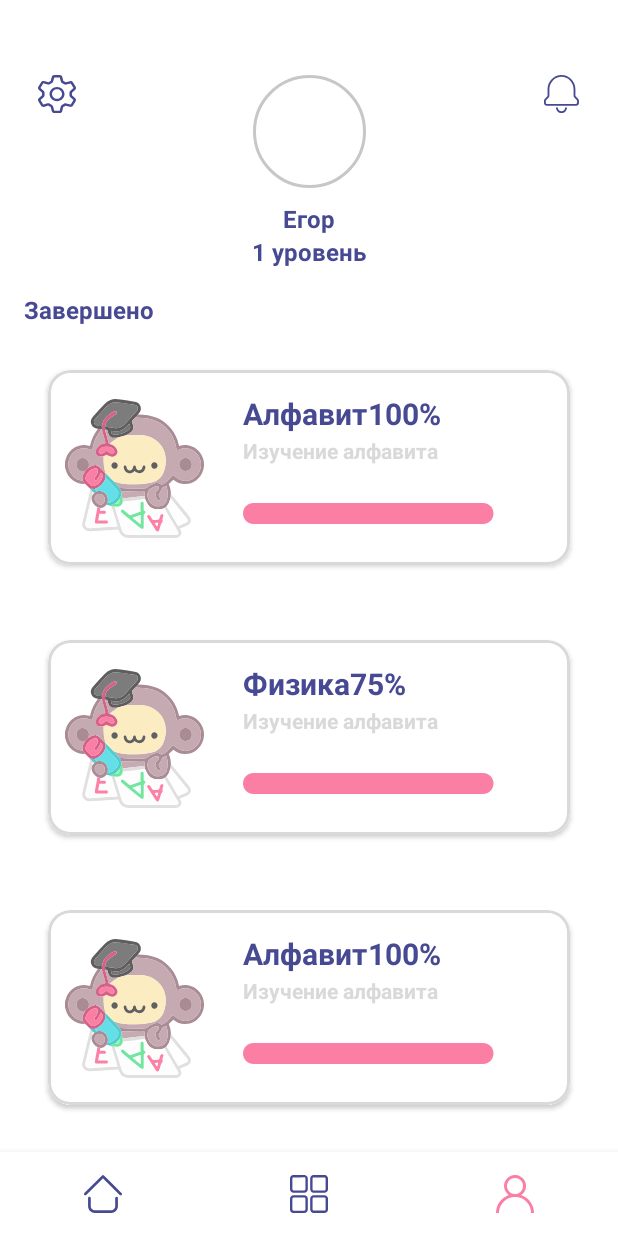
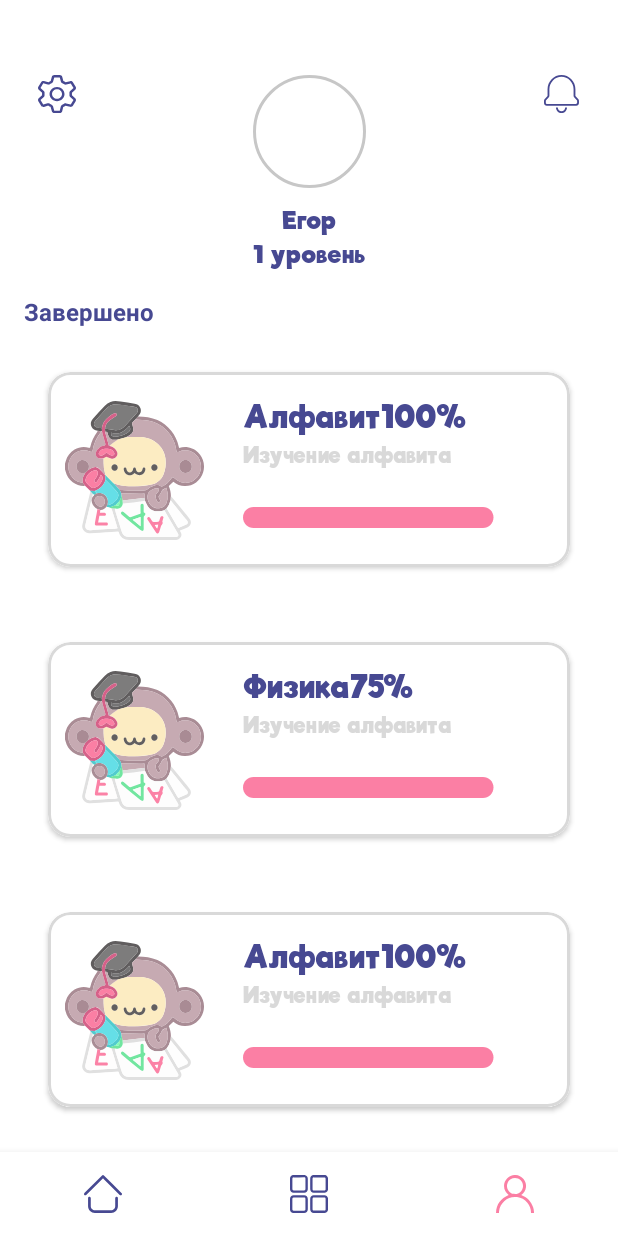
Before and after one commit to Turtle-Team/NoLimits4WebHackaton, an Android app built with Jetpack Compose: the CatalogScreen screen opened through its navigation route, item 3 of the bottom bar chosen, on a phone screen of 412 x 824 dp. Run offline under Robolectric (Android 15) with nearby library versions, the phone set to English and light mode, and no system bars; libraries missing offline, so code that uses them is left out: com.squareup.sqldelight.

Commit message:
Поменял шрифты

```diff
--- a/androidApp/src/main/java/com/lyadsky/nolimits4webapp/android/MyApplicationTheme.kt
+++ b/androidApp/src/main/java/com/lyadsky/nolimits4webapp/android/MyApplicationTheme.kt
@@ -1,12 +1,18 @@
 package com.lyadsky.nolimits4webapp.android
 
 import androidx.compose.foundation.isSystemInDarkTheme
+import androidx.compose.material.LocalTextStyle
 import androidx.compose.runtime.Composable
 import androidx.compose.runtime.CompositionLocalProvider
 import androidx.compose.runtime.compositionLocalOf
 import androidx.compose.ui.graphics.Color
+import androidx.compose.ui.text.TextStyle
+import androidx.compose.ui.text.font.Font
+import androidx.compose.ui.text.font.FontFamily
 
-val LocalColors = compositionLocalOf<Colors>{ error("colors wasnt provided") }
+val LocalColors = compositionLocalOf<Colors> { error("colors wasnt provided") }
+
+val font = FontFamily(Font(R.font.appfont))
 
 @Composable
 fun AppTheme(
@@ -20,7 +26,7 @@ fun AppTheme(
         color2 = Color(0xFF66D5FD),
         color3 = Color(0xFF98D14B),
         color4 = Color(0xFFFEB242),
-        color5 =Color(0xFFF791A4),
+        color5 = Color(0xFFF791A4),
         color6 = Color(0xFF474992)
     )
 
@@ -31,11 +37,14 @@ fun AppTheme(
         color2 = Color(0xFF66D5FD),
         color3 = Color(0xFF98D14B),
         color4 = Color(0xFFFEB242),
-        color5 =Color(0xFFF791A4),
+        color5 = Color(0xFFF791A4),
         color6 = Color(0xFF474992)
     )
 
-    CompositionLocalProvider(LocalColors provides if (darkTheme) dayColors else nightColors){
+    CompositionLocalProvider(
+        LocalTextStyle provides TextStyle(fontFamily = font),
+        LocalColors provides if (darkTheme) dayColors else nightColors
+    ) {
         content()
     }
 }
--- a/androidApp/src/main/java/com/lyadsky/nolimits4webapp/android/features/catalog/layouts/CatalogLayout.kt
+++ b/androidApp/src/main/java/com/lyadsky/nolimits4webapp/android/features/catalog/layouts/CatalogLayout.kt
@@ -19,12 +19,14 @@ import androidx.compose.ui.text.font.FontWeight
 import androidx.compose.ui.unit.dp
 import androidx.compose.ui.unit.sp
 import com.lyadsky.nolimits4webapp.android.R
+import com.lyadsky.nolimits4webapp.android.font
 
 @Composable
 fun CatalogLayout() {
     Column(Modifier.fillMaxWidth()) {
         Text(
             text = "Выбери занятие!", style = TextStyle(
+                fontFamily = font,
                 fontSize = 24.sp,
                 fontWeight = FontWeight(700),
                 color = Color(0xFF474992)
@@ -86,6 +88,7 @@ fun ChapterItem(chapter: Chapter) {
             )
             Text(
                 text = chapter.title, style = TextStyle(
+                    fontFamily = font,
                     fontSize = 20.sp,
                     fontWeight = FontWeight(700),
                     color = Color(0xFF474992)
--- a/androidApp/src/main/java/com/lyadsky/nolimits4webapp/android/features/profile/layouts/ProfileLayout.kt
+++ b/androidApp/src/main/java/com/lyadsky/nolimits4webapp/android/features/profile/layouts/ProfileLayout.kt
@@ -23,6 +23,7 @@ import androidx.compose.ui.text.font.FontWeight
 import androidx.compose.ui.unit.dp
 import androidx.compose.ui.unit.sp
 import com.lyadsky.nolimits4webapp.android.R
+import com.lyadsky.nolimits4webapp.android.font
 
 @Composable
 fun ProfileLayout() {
@@ -75,6 +76,7 @@ fun ProfileLayout() {
         ) {
             Text(
                 text = "Егор", style = TextStyle(
+                    fontFamily = font,
                     fontSize = 16.sp,
                     fontWeight = FontWeight(700),
                     color = Color(0xFF474992)
@@ -82,6 +84,7 @@ fun ProfileLayout() {
             )
             Text(
                 text = "1 уровень", style = TextStyle(
+                    fontFamily = font,
                     fontSize = 16.sp,
                     fontWeight = FontWeight(700),
                     color = Color(0xFF474992)
@@ -205,6 +208,7 @@ fun FinishedItem(title: String, description: String, progress: Int, isFinished:
                     Text(
                         text = title,
                         style = TextStyle(
+                            fontFamily = font,
                             fontSize = 20.sp,
                             fontWeight = FontWeight(700),
                             color = Color(0xFF474992)
@@ -212,6 +216,7 @@ fun FinishedItem(title: String, description: String, progress: Int, isFinished:
                     )
                     Text(
                         text = "$progress%", style = TextStyle(
+                            fontFamily = font,
                             fontSize = 20.sp,
                             fontWeight = FontWeight(700),
                             color = Color(0xFF474992)
@@ -220,6 +225,7 @@ fun FinishedItem(title: String, description: String, progress: Int, isFinished:
                 }
                 Text(
                     text = description, style = TextStyle(
+                        fontFamily = font,
                         fontSize = 14.sp,
                         fontWeight = FontWeight(700),
                         color = Color(0xFFD9D9D9)
--- a/androidApp/src/main/java/com/lyadsky/nolimits4webapp/android/features/register/layouts/InfoUserScreen.kt
+++ b/androidApp/src/main/java/com/lyadsky/nolimits4webapp/android/features/register/layouts/InfoUserScreen.kt
@@ -24,6 +24,7 @@ import com.lyadsky.nolimits4webapp.android.R
 import com.lyadsky.nolimits4webapp.android.di.ViewModelWrapper
 import com.lyadsky.nolimits4webapp.android.features.views.buttons.CommonButton
 import com.lyadsky.nolimits4webapp.android.features.views.edit_texts.CommonEditText
+import com.lyadsky.nolimits4webapp.android.font
 import com.lyadsky.nolimits4webapp.features.register.viewModel.RegisterViewModel
 
 
@@ -66,6 +67,7 @@ fun InfoUserScreen(
                 Text(
                     text = "Сколько тебе лет?",
                     style = TextStyle(
+                        fontFamily = font,
                         fontSize = 24.sp,
                         fontWeight = FontWeight(700),
                         color = Color(0xFF474992)
@@ -122,7 +124,8 @@ fun AgeSelector(age: Int, onAgeChanged: (Int) -> Unit) {
                 Text(
                     text = it.toString(),
                     fontWeight = FontWeight(700),
-                    style = style
+                    style = style,
+                    fontFamily = font
                 )
             }
         }
--- a/androidApp/src/main/java/com/lyadsky/nolimits4webapp/android/features/views/buttons/CommonButton.kt
+++ b/androidApp/src/main/java/com/lyadsky/nolimits4webapp/android/features/views/buttons/CommonButton.kt
@@ -12,11 +12,13 @@ import androidx.compose.runtime.Composable
 import androidx.compose.ui.Modifier
 import androidx.compose.ui.draw.clip
 import androidx.compose.ui.graphics.Color
+import androidx.compose.ui.platform.LocalFontFamilyResolver
 import androidx.compose.ui.text.TextStyle
 import androidx.compose.ui.text.font.FontWeight
 import androidx.compose.ui.text.style.TextAlign
 import androidx.compose.ui.unit.dp
 import androidx.compose.ui.unit.sp
+import com.lyadsky.nolimits4webapp.android.font
 
 @Composable
 fun CommonButton(
@@ -38,6 +40,7 @@ fun CommonButton(
     ) {
         Text(
             text = text, style = TextStyle(
+                fontFamily = font,
                 fontSize = 24.sp,
                 fontWeight = FontWeight(700),
                 color = Color.White
--- a/androidApp/src/main/java/com/lyadsky/nolimits4webapp/android/features/views/edit_texts/CommonEditText.kt
+++ b/androidApp/src/main/java/com/lyadsky/nolimits4webapp/android/features/views/edit_texts/CommonEditText.kt
@@ -15,6 +15,7 @@ import androidx.compose.ui.text.font.FontWeight
 import androidx.compose.ui.text.style.TextAlign
 import androidx.compose.ui.unit.dp
 import androidx.compose.ui.unit.sp
+import com.lyadsky.nolimits4webapp.android.font
 
 /**
  * @param textState получать из вью модели
@@ -36,6 +37,7 @@ fun CommonEditText(
         Text(
             text = title, style = TextStyle(
                 fontSize = 24.sp,
+                fontFamily = font,
                 fontWeight = FontWeight(700),
                 color = Color(0xFF474992),
                 textAlign = if (isCenterText) TextAlign.Center else TextAlign.Start
@@ -55,6 +57,7 @@ fun CommonEditText(
                     onValueChanged(newText)
                 },
                 textStyle = TextStyle(
+                    fontFamily = font,
                     fontSize = 24.sp,
                     fontWeight = FontWeight(700),
                     color = Color(0xFF9094FB),
--- a/androidApp/src/main/java/com/lyadsky/nolimits4webapp/android/features/welcome/WelcomeScreen.kt
+++ b/androidApp/src/main/java/com/lyadsky/nolimits4webapp/android/features/welcome/WelcomeScreen.kt
@@ -18,6 +18,7 @@ import androidx.compose.ui.unit.sp
 import com.lyadsky.nolimits4webapp.android.R
 import com.lyadsky.nolimits4webapp.android.di.ViewModelWrapper
 import com.lyadsky.nolimits4webapp.android.features.views.buttons.CommonButton
+import com.lyadsky.nolimits4webapp.android.font
 import com.lyadsky.nolimits4webapp.features.welcome.viewModel.WelcomeViewModel
 import org.koin.androidx.compose.getViewModel
 import org.koin.core.qualifier.named
@@ -45,6 +46,7 @@ fun WelcomeScreen(
                         .padding(top = 34.dp)
                         .fillMaxWidth(),
                     style = TextStyle(
+                        fontFamily = font,
                         color = Color(0xFF494949),
                         fontWeight = FontWeight(700),
                         fontSize = 24.sp,
--- a/shared/src/androidMain/kotlin/com/lyadsky/nolimits4webapp/common/user_data/NativeUserDataManagerImpl.kt
+++ b/shared/src/androidMain/kotlin/com/lyadsky/nolimits4webapp/common/user_data/NativeUserDataManagerImpl.kt
@@ -12,7 +12,7 @@ actual class NativeUserDataManagerImpl(private val context: Context) : KoinCompo
         private const val PREFS_NAME = "USERDATAPREFS"
         private const val USER_DATA = "USERDATA"
 
-        private const val def_val = "abc" //TODO поменять на "" когда будет нормальная авторизация
+        private const val def_val = "" //TODO поменять на "" когда будет нормальная авторизация
     }
 
     private val json: Json by inject()
```
Also changed, not shown: androidApp/src/main/res/font/appfont.ttf (added).
